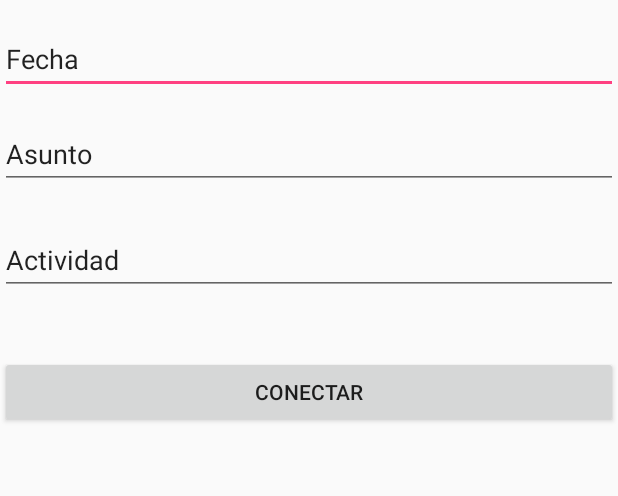
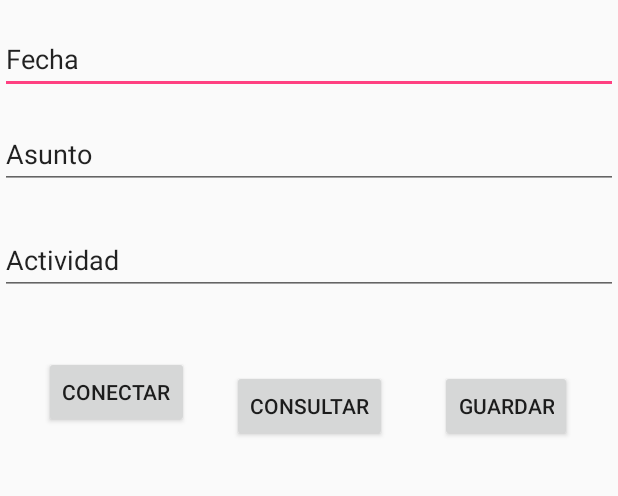
Before and after one commit to Manu8083/AppCalendar, an Android app: the screen it shows after launch (MainActivity), on a phone screen of 412 x 824 dp, the part 145-641 px from its top. Run offline under Robolectric (Android 15) with nearby library versions, the phone set to English and light mode, and no system bars.

Commit message:
Ya se estan ingresando y consultando datos en la base de datos, pero toca separar cada cosa en un metodo diferente

```diff
--- a/app/src/main/java/com/umb/manutromero/calendarapp/MainActivity.java
+++ b/app/src/main/java/com/umb/manutromero/calendarapp/MainActivity.java
@@ -7,9 +7,11 @@ import android.os.StrictMode;
 import android.support.v7.app.AppCompatActivity;
 import android.view.View;
 import android.widget.Button;
+import android.widget.EditText;
 import android.widget.TextView;
 
 import java.sql.Connection;
+import java.sql.PreparedStatement;
 import java.sql.ResultSet;
 import java.sql.SQLException;
 import java.sql.Statement;
@@ -29,14 +31,34 @@ public class MainActivity extends AppCompatActivity {
 
 
 
-        Button mick;
-        mick = (Button)findViewById(R.id.conectarDB);
+        Button Conectar,Consultar, Guardar;
+        Conectar = (Button)findViewById(R.id.conectarDB);
+        Consultar = (Button)findViewById(R.id.conectarDB2);
+        Guardar = (Button)findViewById(R.id.conectarDB3);
 
-        mick.setOnClickListener(new View.OnClickListener(){
+        Consultar.setOnClickListener(new View.OnClickListener() {
             @Override
             public void onClick(View view) {
+
+            }
+        });
+
+        Guardar.setOnClickListener(new View.OnClickListener() {
+            @Override
+            public void onClick(View view) {
+
+            }
+        });
+
+        Conectar.setOnClickListener(new View.OnClickListener(){
+            @Override
+            public void onClick(View view) {
+
+                String Datafecha, DataAsunto, DataActividad, ReciveDataFecha, ReciveDataAsunto, ReciveDataActividad;
+                EditText editFecha, editAsunto, editActividad;
                 TextView PrintData, PrintAsunto, PrintActividad;
-                String Datafecha, DataAsunto, DataActividad;
+                PreparedStatement psInsertar;
+
 
                 BDConnection BDConnection = new BDConnection(); // se crea la instacia de la clase que tiene el codigo de conexion
                 Connection conexion = BDConnection.BDConnection(); //Se ejecuta la funcion de conectar.
@@ -46,11 +68,19 @@ public class MainActivity extends AppCompatActivity {
                         Statement sentencia = conexion.createStatement();
                         ResultSet rs = sentencia.executeQuery("SELECT * FROM Agenda;");
 
+                        editFecha = (EditText)findViewById(R.id.editFecha);
+                        editAsunto = (EditText)findViewById(R.id.editAsunto);
+                        editActividad = (EditText)findViewById(R.id.editActividad);
+
+                        ReciveDataFecha = editFecha.getText().toString();
+                        ReciveDataAsunto = editAsunto.getText().toString();
+                        ReciveDataActividad = editActividad.getText().toString();
+
+
+                        psInsertar = conexion.prepareStatement("INSERT Android_App.Agenda (fecha,asunto,actividad) values (" + "'" + ReciveDataFecha + "'" + "," + "'" + ReciveDataAsunto + "'" + "," + "'" + ReciveDataActividad + "'" + ");");
+                        psInsertar.executeUpdate();
+
                         while (rs.next()){
-                            //LayoutInflater inflater = LayoutInflater.from();
-                            int id = R.layout.activity_main;
-                            //RelativeLayout relativeLayout = (RelativeLayout) inflater.inflate(id, null, false);
-
 
                             Datafecha = rs.getString(2);
                             DataAsunto = rs.getString(3);
@@ -60,7 +90,6 @@ public class MainActivity extends AppCompatActivity {
                             PrintAsunto = (TextView)findViewById(R.id.ViewAsunto);
                             PrintActividad = (TextView)findViewById(R.id.ViewActividad);
 
-                            //PrintData = (TextView) relativeLayout.findViewById(R.id.ViewFecha);
 
                             PrintData.setText(Datafecha);
                             PrintAsunto.setText(DataAsunto);
@@ -69,6 +98,7 @@ public class MainActivity extends AppCompatActivity {
                             System.out.println(rs.getInt(1) + " " + rs.getString(2) + " " + rs.getString(3) + " " + rs.getString(4));
 
                         }
+
                     }
                     catch (SQLException e){
                         e.printStackTrace();
--- a/app/src/main/res/layout/activity_main.xml
+++ b/app/src/main/res/layout/activity_main.xml
@@ -64,14 +64,41 @@
 
     <Button
         android:id="@+id/conectarDB"
-        android:layout_width="0dp"
+        android:layout_width="wrap_content"
         android:layout_height="wrap_content"
         android:layout_marginTop="8dp"
         android:text="@string/conectar"
         app:layout_constraintBottom_toTopOf="@+id/scrollView2"
         app:layout_constraintEnd_toEndOf="parent"
+        app:layout_constraintHorizontal_bias="0.094"
         app:layout_constraintStart_toStartOf="parent"
         app:layout_constraintTop_toBottomOf="@+id/editActividad" />
+
+    <Button
+        android:id="@+id/conectarDB2"
+        android:layout_width="wrap_content"
+        android:layout_height="wrap_content"
+        android:layout_marginTop="8dp"
+        android:text="@string/consultar"
+        app:layout_constraintBottom_toTopOf="@+id/scrollView2"
+        app:layout_constraintEnd_toEndOf="parent"
+        app:layout_constraintHorizontal_bias="0.501"
+        app:layout_constraintStart_toStartOf="parent"
+        app:layout_constraintTop_toBottomOf="@+id/editActividad"
+        app:layout_constraintVertical_bias="1.0" />
+
+    <Button
+        android:id="@+id/conectarDB3"
+        android:layout_width="wrap_content"
+        android:layout_height="wrap_content"
+        android:layout_marginTop="8dp"
+        android:text="@string/guardar"
+        app:layout_constraintBottom_toTopOf="@+id/scrollView2"
+        app:layout_constraintEnd_toEndOf="parent"
+        app:layout_constraintHorizontal_bias="0.905"
+        app:layout_constraintStart_toStartOf="parent"
+        app:layout_constraintTop_toBottomOf="@+id/editActividad"
+        app:layout_constraintVertical_bias="1.0" />
 
     <ScrollView
         android:id="@+id/scrollView2"
--- a/app/src/main/res/values/strings.xml
+++ b/app/src/main/res/values/strings.xml
@@ -1,6 +1,8 @@
 <resources>
     <string name="app_name">CalendarApp</string>
     <string name="conectar">Conectar</string>
+    <string name="consultar">Consultar</string>
+    <string name="guardar">Guardar</string>
     <string name="titleDate">Fecha</string>
     <string name="titleAsunto">Asunto</string>
     <string name="titleActividad">Actividad</string>
```
